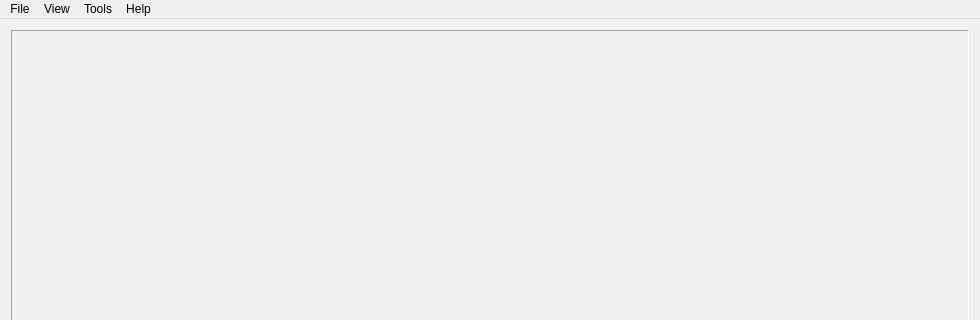
This is mainwindow.ui in giantpune/qtwitgui as Qt 5 draws it before an edit; both pictures show x 0 to 980 and y 0 to 320 of the 980 by 1011 pixel window. The edited form follows.
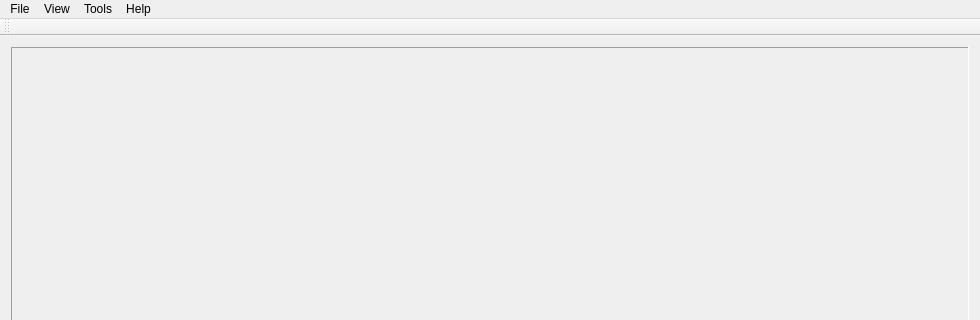
This is the edited form.

The edit to the form file:
```diff
--- a/mainwindow.ui
+++ b/mainwindow.ui
@@ -100,6 +100,17 @@
    <addaction name="menuHelp"/>
   </widget>
   <widget class="QStatusBar" name="statusBar"/>
+  <widget class="QToolBar" name="toolBar">
+   <property name="windowTitle">
+    <string>toolBar</string>
+   </property>
+   <attribute name="toolBarArea">
+    <enum>TopToolBarArea</enum>
+   </attribute>
+   <attribute name="toolBarBreak">
+    <bool>false</bool>
+   </attribute>
+  </widget>
   <action name="actionAbout">
    <property name="text">
     <string>About</string>
```
